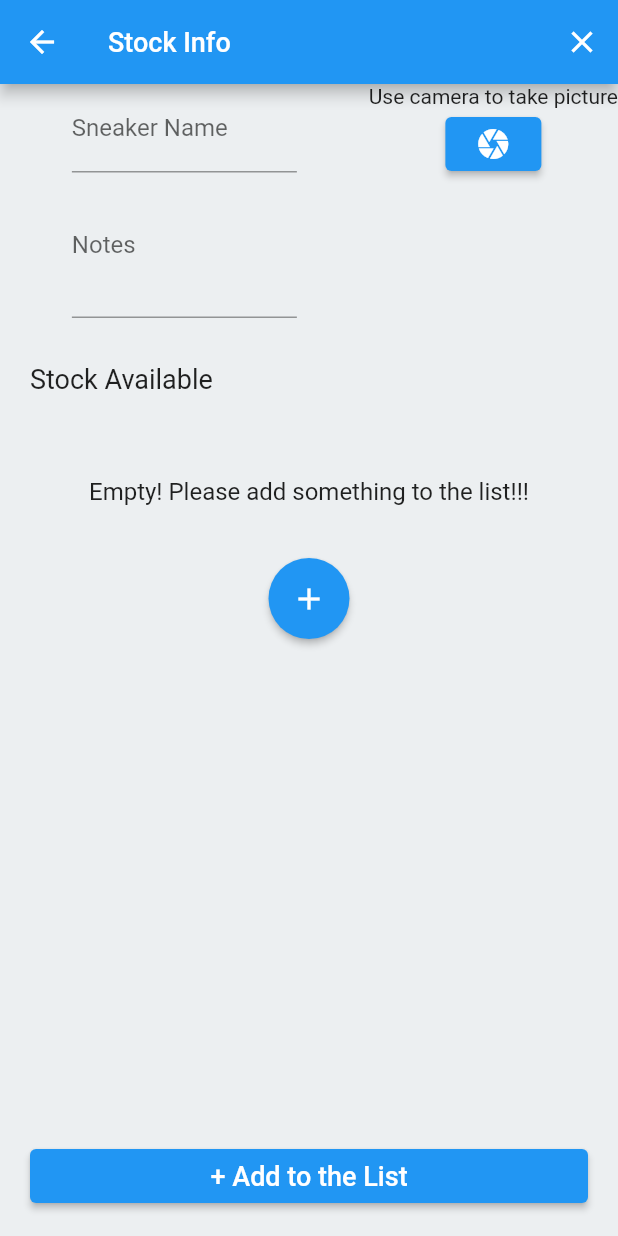
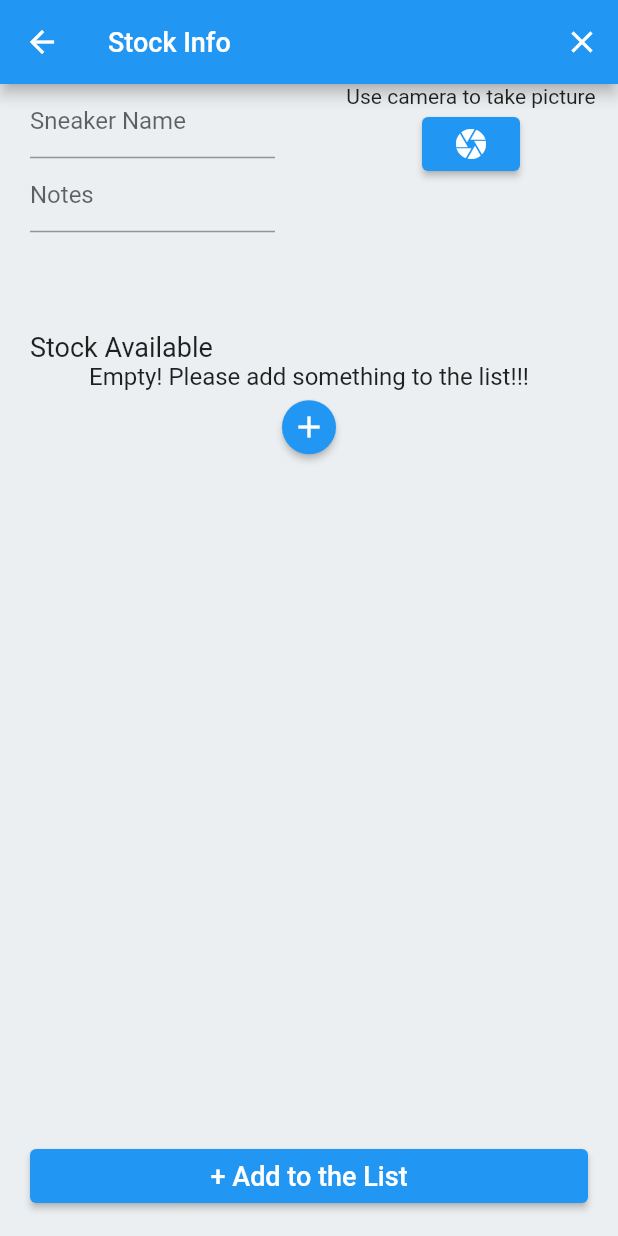
Before and after one commit to michaelwoan97/invest-manager, a Flutter app: the AddStock screen opened by its route, on a phone screen of 412 x 824 dp. Run offline on Flutter 3.47's test engine with Material 2 defaults, Android fonts, the phone set to English and light mode, and no system bars; drawn by our look-alikes of auto_size_text; our stand-ins replace camera, dio, firebase_auth, firebase_core, flutter_secure_storage, flutter_spinkit and 3 more; missing offline and left inert: enum_to_string; accounts and stored records are empty.

Commit message:
added-responsive-for-add-stock-page

```diff
--- a/lib/pages/add_stock.dart
+++ b/lib/pages/add_stock.dart
@@ -1,5 +1,6 @@
 import 'dart:io';
 
+import 'package:auto_size_text/auto_size_text.dart';
 import 'package:flutter/material.dart';
 import 'package:invest_manager/controllers/mangement_API.dart';
 import 'package:invest_manager/models/sneaker_manager.dart';
@@ -81,74 +82,99 @@ class _AddStockState extends State<AddStock> {
                 child: Column(
                   crossAxisAlignment: CrossAxisAlignment.start,
                   children: [
-                    SizedBox(
+                    Container(
+                      padding: EdgeInsets.only(left: 20),
+                      height: MediaQuery.of(context).size.height * 0.2,
                       width: double.infinity,
                       child: Row(
                         crossAxisAlignment: CrossAxisAlignment.start,
-                        mainAxisAlignment: MainAxisAlignment.spaceAround,
+                        mainAxisAlignment: MainAxisAlignment.spaceBetween,
                         children: [
                           Expanded(
+                              flex: 5,
                               child: ResponsiveLayout(
                                 mobileBody: _formSneakerMobile(),
                                 tabletVersion: _formSneakerDesktop(),
                                 desktopVersion: _formSneakerDesktop(),
                               )),
+                          Spacer(
+                            flex: 1,
+                          ),
                           Consumer<Sneaker>(
-                            builder: (ctx, sneaker, _) => Column(
+                            builder: (ctx, sneaker, _) => Expanded(
+                              flex: 6,
+                              child: Column(
                                 children: [
                                   if (result == null ||
                                       widget.newSneaker.getImgUrl.isEmpty) ...[
                                     Text('Use camera to take picture')
                                   ] else ...[
                                     if (result.toString().contains("http")) ...[
-                                    Image.network(result.toString(),
-                                        height: 160,
-                                        width: 180,
-                                        fit: BoxFit.cover)
+                                      Expanded(
+                                        flex: 4,
+                                        child: Image.network(result.toString(),
+                                            fit: BoxFit.cover),
+                                      )
                                     ] else ...[
-                                    Image.file(
+                                      Expanded(
+                                        flex: 4,
+                                        child: Image.file(
                                           File(result),
-                                      height: 160,
-                                      width: 180,
                                           fit: BoxFit.cover,
+                                        ),
                                       )
                                     ]
                                   ],
-                                ElevatedButton(
+                                  Row(
+                                    children: [
+                                      Spacer(
+                                        flex: 3,
+                                      ),
+                                      Expanded(
+                                        flex: 3,
+                                        child: ElevatedButton(
                                             onPressed: () async {
-                                      result = await Navigator.of(context)
+                                              result =
+                                                  await Navigator.of(context)
                                                       .pushNamed(
-                                              TakePictureScreen.routeName);
+                                                          TakePictureScreen
+                                                              .routeName);
                                               result = result[0].toString();
 
                                               // check scenario
-                                      if (widget.scenarios == Scenarios.edit) {
-                                        sneaker.notifyWithoutUpdateData();
+                                              if (widget.scenarios ==
+                                                  Scenarios.edit) {
+                                                sneaker
+                                                    .notifyWithoutUpdateData();
                                               } else {
-                                        sneaker.updateImgURLNotify(result);
+                                                sneaker
+                                                    .updateImgURLNotify(result);
                                               }
                                             },
-                                    child: Icon(Icons.camera))
+                                            child: Icon(Icons.camera)),
+                                      ),
+                                      Spacer(
+                                        flex: 3,
+                                      ),
                                     ],
-                            ),
                                   )
                                 ],
                               ),
                             ),
+                          ),
+                        ],
+                      ),
+                    ),
+                    if (widget.scenarios == Scenarios.edit) ...[
                       Container(
-                        margin: AppTheme.spaceBetweenSectionTop(),
-                        padding: EdgeInsets.only(left: 20),
-                        child: Text('Stock Available',
-                            style: MediaQuery.of(context).size.width >
-                                    kTabletBreakPoint
-                                ? AppTheme.displayInvenTitle(
-                                    context, kDesktopSubHeadings)
-                                : AppTheme.displayInvenTitle(
-                                    context, kMobileSubHeadings))),
-                    if (widget.scenarios == Scenarios.edit) ...[
-                      SneakerStockList(scenarioProcessing: Scenarios.edit)
+                          height: MediaQuery.of(context).size.height * 0.5,
+                          child: SneakerStockList(
+                              scenarioProcessing: Scenarios.edit))
                     ] else ...[
-                      SneakerStockList(scenarioProcessing: Scenarios.add)
+                      Container(
+                          height: MediaQuery.of(context).size.height * 0.5,
+                          child: SneakerStockList(
+                              scenarioProcessing: Scenarios.add))
                     ]
                   ],
                 ),
@@ -215,30 +241,27 @@ class _AddStockState extends State<AddStock> {
                     }
                   },
                   child: widget.scenarios == Scenarios.add
-                      ? Row(
-                          mainAxisAlignment: MainAxisAlignment.center,
-                          children: [
-                            Text(
+                      ? Center(
+                          child: Expanded(
+                            child: AutoSizeText(
                               "+ Add to the List",
                               style: MediaQuery.of(context).size.width >
                                       kTabletBreakPoint
                                   ? AppTheme.kFontSizeDesktopAppBarText
                                   : AppTheme.kFontSizeMobileAppBarText,
+                            ),
+                          ),
                         )
-                          ],
-                        )
-                      : Row(
-                          mainAxisAlignment: MainAxisAlignment.center,
-                          children: [
-                            Icon(Icons.edit),
-                            Text(
+                      : Center(
+                          child: Expanded(
+                            child: AutoSizeText(
                               "Edit Sneaker Info!!",
                               style: MediaQuery.of(context).size.width >
                                       kTabletBreakPoint
                                   ? AppTheme.kFontSizeDesktopAppBarText
                                   : AppTheme.kFontSizeMobileAppBarText,
-                            )
-                          ],
+                            ),
+                          ),
                         ),
                 )
               ],
@@ -251,8 +274,8 @@ class _AddStockState extends State<AddStock> {
   Widget _formSneakerMobile() {
     return Column(
       children: [
-        SizedBox(
-          width: 150,
+        Expanded(
+          flex: 3,
           child: TextFormField(
             controller: _sneakerNameController,
             // The validator receives the text that the user has entered.
@@ -267,8 +290,8 @@ class _AddStockState extends State<AddStock> {
                 labelStyle: TextStyle(fontSize: kMobileInputText)),
           ),
         ),
-        SizedBox(
-          width: 150,
+        Expanded(
+          flex: 3,
           child: TextFormField(
               controller: _sneakerNotesController,
               keyboardType: TextInputType.multiline,
@@ -277,6 +300,9 @@ class _AddStockState extends State<AddStock> {
                   labelText: "Notes",
                   labelStyle: TextStyle(fontSize: kMobileInputText))),
         ),
+        Spacer(
+          flex: 4,
+        )
       ],
     );
   }
@@ -284,8 +310,8 @@ class _AddStockState extends State<AddStock> {
   Widget _formSneakerDesktop() {
     return Column(
       children: [
-        SizedBox(
-          width: 150,
+        Expanded(
+          flex: 3,
           child: TextFormField(
             controller: _sneakerNameController,
             // The validator receives the text that the user has entered.
@@ -300,8 +326,8 @@ class _AddStockState extends State<AddStock> {
                 labelStyle: TextStyle(fontSize: kDesktopInputText)),
           ),
         ),
-        SizedBox(
-          width: 150,
+        Expanded(
+          flex: 3,
           child: TextFormField(
               controller: _sneakerNotesController,
               keyboardType: TextInputType.multiline,
@@ -310,6 +336,9 @@ class _AddStockState extends State<AddStock> {
                   labelText: "Notes",
                   labelStyle: TextStyle(fontSize: kDesktopInputText))),
         ),
+        Spacer(
+          flex: 4,
+        )
       ],
     );
   }
--- a/lib/pages/home_page.dart
+++ b/lib/pages/home_page.dart
@@ -256,7 +256,7 @@ class _HomePageState extends State<HomePage> {
             ),
             Container(
                 width: double.infinity,
-                height:  MediaQuery.of(context).size.height >= kTabletBreakPoint ? 500 : MediaQuery.of(context).size.height * 0.5,
+                height: MediaQuery.of(context).size.height * 0.5,
                 child: Expanded(child: StockList()))
           ],
         ),
--- a/lib/pages/login_register_page.dart
+++ b/lib/pages/login_register_page.dart
@@ -10,6 +10,7 @@ import 'package:invest_manager/models/sneaker.dart';
 import 'package:invest_manager/models/sneaker_manager.dart';
 import 'package:invest_manager/pages/add_stock.dart';
 import 'package:invest_manager/pages/home_page.dart';
+import 'package:invest_manager/styles/max_width_container.dart';
 import 'package:invest_manager/utils/mange_token.dart';
 import 'package:invest_manager/widgets/loading.dart';
 import 'package:shared_preferences/shared_preferences.dart';
@@ -226,7 +227,8 @@ class _LoginPageState extends State<LoginPage> {
             appBar: AppBar(
               title: _title(context),
             ),
-            body: Container(
+            body: MaxWidthContainer(
+              child: Container(
                 height: double.infinity,
                 width: double.infinity,
                 margin: AppTheme.spaceBetweenSectionTop(),
@@ -246,6 +248,7 @@ class _LoginPageState extends State<LoginPage> {
                         _submitButton(),
                         _loginOrRegisterButton()
                       ],
+                    ),
                   ),
                 ),
               ),
--- a/lib/widgets/sneaker_stock_list.dart
+++ b/lib/widgets/sneaker_stock_list.dart
@@ -1,3 +1,4 @@
+import 'package:auto_size_text/auto_size_text.dart';
 import 'package:flutter/material.dart';
 import 'package:intl/intl.dart';
 import 'package:invest_manager/models/sneaker_detail.dart';
@@ -9,6 +10,7 @@ import 'package:provider/provider.dart';
 import 'package:uuid/uuid.dart';
 
 import '../models/sneaker.dart';
+import '../styles/responsive/breakpoints.dart';
 
 class SneakerStockList extends StatefulWidget {
   late Sneaker _newSneaker;
@@ -613,25 +615,24 @@ class _SneakerStockListState extends State<SneakerStockList> {
 
   Widget _sneakerStockListMobile() {
     return Container(
-      margin: AppTheme.spaceBetweenInListTop(),
       padding: EdgeInsets.only(left: 20, right: 20),
-      child: Container(
       width: double.infinity,
       child: Column(
         children: [
-            Column(
-              children: [
+          Container(
+              width: double.infinity,
+              child: AutoSizeText('Stock Available',
+                  style: AppTheme.displayInvenTitle(
+                      context, kMobileSubHeadings))),
           if (widget._sneakerAvailable.isEmpty) ...[
-                  Container(
-                    margin: EdgeInsets.only(top: 50, bottom: 30),
-                    child: Text(
+            const Center(
+              child: AutoSizeText(
                 'Empty! Please add something to the list!!!',
                 style: TextStyle(fontSize: kMobileBodyText),
               ),
             )
           ] else ...[
-                  SizedBox(
-                    height: 250,
+            Expanded(
               child: ListView.builder(
                   scrollDirection: Axis.vertical,
                   shrinkWrap: true,
@@ -685,11 +686,8 @@ class _SneakerStockListState extends State<SneakerStockList> {
                                       ))))),
             )
           ],
-              ],
-            ),
           Consumer<Sneaker>(
             builder: (context, sneaker, _) => Container(
-                margin: AppTheme.spaceBetweenInListTop(),
               child: RawMaterialButton(
                 onPressed: () {
                   _showAddStockDialog();
@@ -700,38 +698,36 @@ class _SneakerStockListState extends State<SneakerStockList> {
                   Icons.add,
                   color: Colors.white,
                 ),
-                  padding: EdgeInsets.all(15.0),
+                // padding: EdgeInsets.all(15.0),
                 shape: CircleBorder(),
               ),
             ),
           )
         ],
       ),
-      ),
     );
   }
 
   Widget _sneakerStockListDesktop() {
     return Container(
-      margin: AppTheme.spaceBetweenInListTop(),
       padding: EdgeInsets.only(left: 20, right: 20),
-      child: Container(
       width: double.infinity,
       child: Column(
         children: [
-            Column(
-              children: [
+          Container(
+              width: double.infinity,
+              child: AutoSizeText('Stock Available',
+                  style: AppTheme.displayInvenTitle(
+                      context, kDesktopSubHeadings))),
           if (widget._sneakerAvailable.isEmpty) ...[
-                  Container(
-                    margin: EdgeInsets.only(top: 50, bottom: 30),
-                    child: Text(
+            const Center(
+              child: AutoSizeText(
                 'Empty! Please add something to the list!!!',
                 style: TextStyle(fontSize: kDesktopBodyText),
               ),
             )
           ] else ...[
-                  SizedBox(
-                    height: 250,
+            Expanded(
               child: ListView.builder(
                   scrollDirection: Axis.vertical,
                   shrinkWrap: true,
@@ -785,11 +781,8 @@ class _SneakerStockListState extends State<SneakerStockList> {
                                       ))))),
             )
           ],
-              ],
-            ),
           Consumer<Sneaker>(
             builder: (context, sneaker, _) => Container(
-                margin: AppTheme.spaceBetweenInListTop(),
               child: RawMaterialButton(
                 onPressed: () {
                   _showAddStockDialog();
@@ -800,13 +793,12 @@ class _SneakerStockListState extends State<SneakerStockList> {
                   Icons.add,
                   color: Colors.white,
                 ),
-                  padding: EdgeInsets.all(15.0),
+                // padding: EdgeInsets.all(15.0),
                 shape: CircleBorder(),
               ),
             ),
           )
         ],
-        ),
       ),
     );
   }
--- a/lib/widgets/stock_list.dart
+++ b/lib/widgets/stock_list.dart
@@ -167,12 +167,18 @@ class StockList extends StatelessWidget {
       child: Column(
         crossAxisAlignment: CrossAxisAlignment.start,
         children: [
-          Text("Inventory",
-              style: AppTheme.displayInvenTitle(context, kDesktopSubHeadings)),
+          Spacer(),
+          Expanded(
+              flex: 1,
+              child: AutoSizeText("Inventory",
+                  style:
+                  AppTheme.displayInvenTitle(context, kDesktopSubHeadings))),
           if (arrSneakers.isNotEmpty) ...[
             Consumer<SneakerManager>(
-              builder: (ctx, sneakerManager, _) => Container(
-                height: 400,
+              builder: (ctx, sneakerManager, _) => Expanded(
+                flex: 10,
+                child: Container(
+                  height: MediaQuery.of(context).size.height * 0.4,
                   child: Container(
                     margin: AppTheme.spaceBetweenInListTop(),
                     child: ListView.builder(
@@ -253,6 +259,7 @@ class StockList extends StatelessWidget {
                             )),
                   ),
                 ),
+              ),
             )
           ]
         ],
```
Also changed, not shown: 1 other file. Lines whose indentation alone changed are shown as unchanged.
